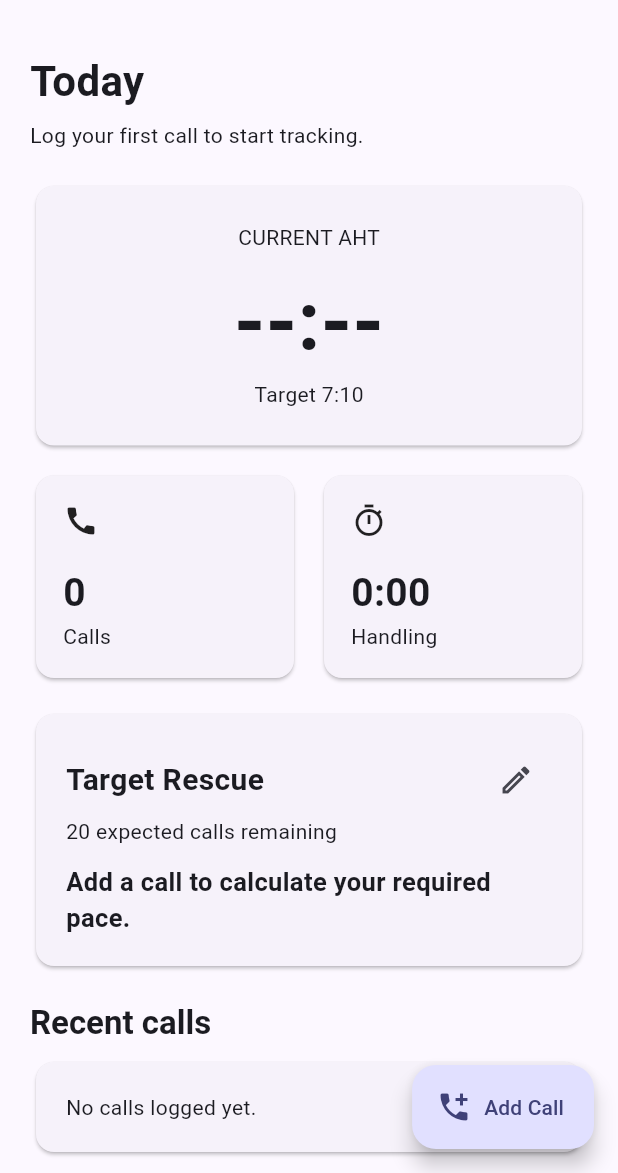
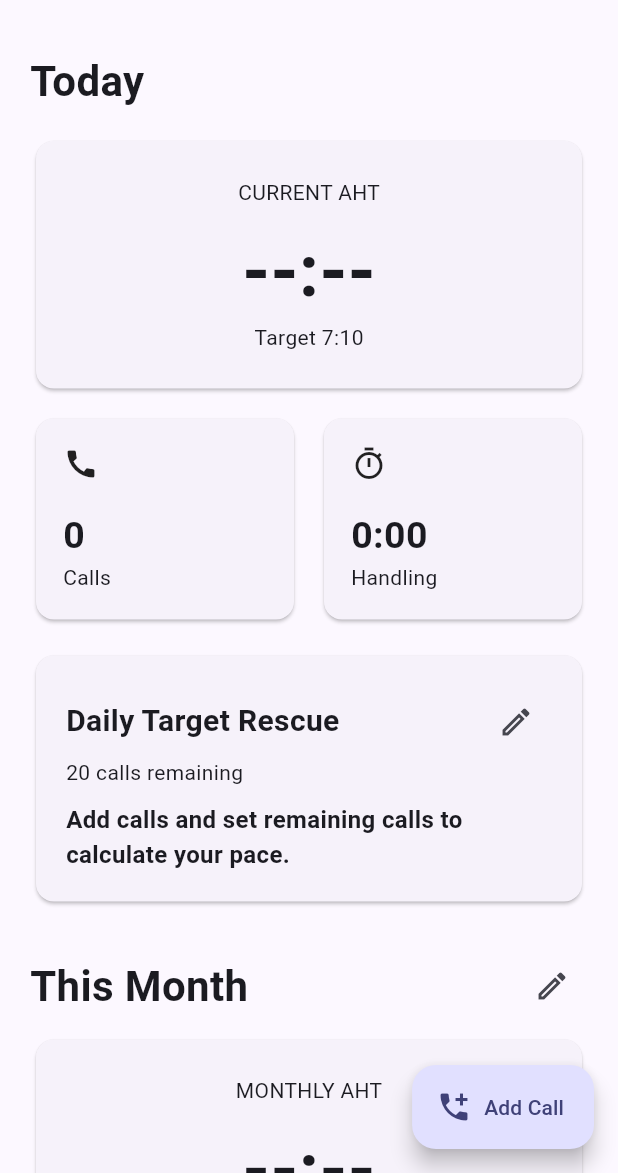
Before and after one commit to mohamedramzy676-hue/AHT-Calculator, a Flutter app: the screen it shows after launch, on a phone screen of 412 x 824 dp, the part 63-1236 px from its top. Run offline on Flutter 3.47's test engine with Material 3 defaults, Android fonts, the phone set to English and light mode, and no system bars; our stand-ins replace shared_preferences.

Commit message:
Connect persistence and add monthly AHT planner

```diff
--- a/lib/main.dart
+++ b/lib/main.dart
@@ -1,4 +1,5 @@
 import 'package:flutter/material.dart';
+import 'services/local_storage.dart';
 
 void main() => runApp(const AhtPulseApp());
 
@@ -22,15 +23,54 @@ class DashboardPage extends StatefulWidget {
 class _DashboardPageState extends State<DashboardPage> {
   int targetSeconds = 430;
   int expectedRemainingCalls = 20;
-  final List<int> calls = [];
+  int monthCalls = 0;
+  int monthSeconds = 0;
+  int monthRemainingCalls = 0;
+  List<int> calls = [];
+  bool loading = true;
 
   int get totalSeconds => calls.fold(0, (sum, value) => sum + value);
   double get currentAht => calls.isEmpty ? 0 : totalSeconds / calls.length;
+  double get monthAht => monthCalls == 0 ? 0 : monthSeconds / monthCalls;
 
   double? get requiredRemainingAht {
     if (calls.isEmpty || expectedRemainingCalls <= 0) return null;
     return (targetSeconds * (calls.length + expectedRemainingCalls) - totalSeconds) / expectedRemainingCalls;
   }
+
+  double? get requiredMonthAht {
+    if (monthCalls <= 0 || monthRemainingCalls <= 0) return null;
+    return (targetSeconds * (monthCalls + monthRemainingCalls) - monthSeconds) / monthRemainingCalls;
+  }
+
+  @override
+  void initState() {
+    super.initState();
+    _load();
+  }
+
+  Future<void> _load() async {
+    final data = await LocalStorage.load();
+    if (!mounted) return;
+    setState(() {
+      calls = List<int>.from(data['calls']);
+      targetSeconds = data['targetSeconds'];
+      expectedRemainingCalls = data['expectedRemainingCalls'];
+      monthCalls = data['monthCalls'];
+      monthSeconds = data['monthSeconds'];
+      monthRemainingCalls = data['monthRemainingCalls'];
+      loading = false;
+    });
+  }
+
+  Future<void> _save() => LocalStorage.save(
+        calls: calls,
+        targetSeconds: targetSeconds,
+        expectedRemainingCalls: expectedRemainingCalls,
+        monthCalls: monthCalls,
+        monthSeconds: monthSeconds,
+        monthRemainingCalls: monthRemainingCalls,
+      );
 
   String formatSeconds(num value) {
     if (value < 0) return 'Impossible';
@@ -41,9 +81,7 @@ class _DashboardPageState extends State<DashboardPage> {
   Future<void> addCall() async {
     final min = TextEditingController();
     final sec = TextEditingController();
-    final duration = await showDialog<int>(
-      context: context,
-      builder: (context) => AlertDialog(
+    final duration = await showDialog<int>(context: context, builder: (context) => AlertDialog(
       title: const Text('Add handling time'),
       content: Row(children: [
         Expanded(child: TextField(controller: min, keyboardType: TextInputType.number, decoration: const InputDecoration(labelText: 'Minutes'))),
@@ -57,100 +95,121 @@ class _DashboardPageState extends State<DashboardPage> {
           Navigator.pop(context, value > 0 ? value : null);
         }, child: const Text('Save Call')),
       ],
-      ),
-    );
-    if (duration != null) setState(() => calls.add(duration));
+    ));
+    if (duration != null) {
+      setState(() { calls.add(duration); monthCalls++; monthSeconds += duration; });
+      await _save();
+    }
   }
 
   Future<void> editPlan() async {
     final targetMin = TextEditingController(text: '${targetSeconds ~/ 60}');
     final targetSec = TextEditingController(text: '${targetSeconds % 60}');
     final remaining = TextEditingController(text: '$expectedRemainingCalls');
-    final result = await showDialog<List<int>>(
-      context: context,
-      builder: (context) => AlertDialog(
+    final result = await showDialog<List<int>>(context: context, builder: (context) => AlertDialog(
       title: const Text('Daily target plan'),
       content: Column(mainAxisSize: MainAxisSize.min, children: [
-          const Align(alignment: Alignment.centerLeft, child: Text('Target AHT')),
         Row(children: [
-            Expanded(child: TextField(controller: targetMin, keyboardType: TextInputType.number, decoration: const InputDecoration(labelText: 'Minutes'))),
+          Expanded(child: TextField(controller: targetMin, keyboardType: TextInputType.number, decoration: const InputDecoration(labelText: 'Target minutes'))),
           const SizedBox(width: 12),
           Expanded(child: TextField(controller: targetSec, keyboardType: TextInputType.number, decoration: const InputDecoration(labelText: 'Seconds'))),
         ]),
-          const SizedBox(height: 16),
+        const SizedBox(height: 12),
         TextField(controller: remaining, keyboardType: TextInputType.number, decoration: const InputDecoration(labelText: 'Expected remaining calls')),
       ]),
       actions: [
         TextButton(onPressed: () => Navigator.pop(context), child: const Text('Cancel')),
         FilledButton(onPressed: () {
           final target = ((int.tryParse(targetMin.text) ?? 0) * 60) + (int.tryParse(targetSec.text) ?? 0);
-            final callsLeft = int.tryParse(remaining.text) ?? 0;
-            if (target > 0 && callsLeft >= 0) Navigator.pop(context, [target, callsLeft]);
+          final left = int.tryParse(remaining.text) ?? 0;
+          if (target > 0 && left >= 0) Navigator.pop(context, [target, left]);
         }, child: const Text('Save Plan')),
       ],
-      ),
-    );
-    if (result != null) setState(() { targetSeconds = result[0]; expectedRemainingCalls = result[1]; });
+    ));
+    if (result != null) { setState(() { targetSeconds = result[0]; expectedRemainingCalls = result[1]; }); await _save(); }
+  }
+
+  Future<void> editMonth() async {
+    final count = TextEditingController(text: '$monthCalls');
+    final ahtMin = TextEditingController(text: monthCalls == 0 ? '' : '${monthAht.floor() ~/ 60}');
+    final ahtSec = TextEditingController(text: monthCalls == 0 ? '' : '${monthAht.round() % 60}');
+    final remaining = TextEditingController(text: '$monthRemainingCalls');
+    final result = await showDialog<List<int>>(context: context, builder: (context) => AlertDialog(
+      title: const Text('Monthly AHT plan'),
+      content: SingleChildScrollView(child: Column(mainAxisSize: MainAxisSize.min, children: [
+        TextField(controller: count, keyboardType: TextInputType.number, decoration: const InputDecoration(labelText: 'Calls handled this month')),
+        const SizedBox(height: 12),
+        Row(children: [
+          Expanded(child: TextField(controller: ahtMin, keyboardType: TextInputType.number, decoration: const InputDecoration(labelText: 'Current AHT min'))),
+          const SizedBox(width: 12),
+          Expanded(child: TextField(controller: ahtSec, keyboardType: TextInputType.number, decoration: const InputDecoration(labelText: 'Sec'))),
+        ]),
+        const SizedBox(height: 12),
+        TextField(controller: remaining, keyboardType: TextInputType.number, decoration: const InputDecoration(labelText: 'Expected remaining calls this month')),
+      ])),
+      actions: [
+        TextButton(onPressed: () => Navigator.pop(context), child: const Text('Cancel')),
+        FilledButton(onPressed: () {
+          final c = int.tryParse(count.text) ?? 0;
+          final avg = ((int.tryParse(ahtMin.text) ?? 0) * 60) + (int.tryParse(ahtSec.text) ?? 0);
+          final left = int.tryParse(remaining.text) ?? 0;
+          if (c >= 0 && avg >= 0 && left >= 0) Navigator.pop(context, [c, c * avg, left]);
+        }, child: const Text('Save Month')),
+      ],
+    ));
+    if (result != null) { setState(() { monthCalls = result[0]; monthSeconds = result[1]; monthRemainingCalls = result[2]; }); await _save(); }
   }
 
   @override
   Widget build(BuildContext context) {
-    final onTarget = calls.isNotEmpty && currentAht <= targetSeconds;
+    if (loading) return const Scaffold(body: Center(child: CircularProgressIndicator()));
     final rescue = requiredRemainingAht;
+    final monthlyRescue = requiredMonthAht;
     return Scaffold(
-      appBar: AppBar(
-        title: const Text('AHT Pulse', style: TextStyle(fontWeight: FontWeight.bold)),
-        actions: [IconButton(onPressed: editPlan, tooltip: 'Edit target', icon: const Icon(Icons.tune))],
-      ),
+      appBar: AppBar(title: const Text('AHT Pulse', style: TextStyle(fontWeight: FontWeight.bold)), actions: [IconButton(onPressed: editPlan, icon: const Icon(Icons.tune))]),
       floatingActionButton: FloatingActionButton.extended(onPressed: addCall, icon: const Icon(Icons.add_call), label: const Text('Add Call')),
       body: SafeArea(child: ListView(padding: const EdgeInsets.all(20), children: [
         const Text('Today', style: TextStyle(fontSize: 28, fontWeight: FontWeight.bold)),
-        const SizedBox(height: 6),
-        Text(calls.isEmpty ? 'Log your first call to start tracking.' : onTarget ? 'You are currently on target.' : 'Your AHT is above target. Use the rescue plan below.'),
-        const SizedBox(height: 20),
-        Card(child: Padding(padding: const EdgeInsets.all(24), child: Column(children: [
-          const Text('CURRENT AHT'),
+        const SizedBox(height: 16),
+        _AhtCard(title: 'CURRENT AHT', value: calls.isEmpty ? '--:--' : formatSeconds(currentAht), subtitle: 'Target ${formatSeconds(targetSeconds)}'),
+        const SizedBox(height: 12),
+        Row(children: [Expanded(child: _MetricCard(label: 'Calls', value: '${calls.length}', icon: Icons.call)), const SizedBox(width: 12), Expanded(child: _MetricCard(label: 'Handling', value: formatSeconds(totalSeconds), icon: Icons.timer_outlined))]),
+        const SizedBox(height: 16),
+        _PlanCard(title: 'Daily Target Rescue', subtitle: '$expectedRemainingCalls calls remaining', message: rescue == null ? 'Add calls and set remaining calls to calculate your pace.' : rescue < 0 ? 'Target cannot be reached with the selected number of calls.' : 'Keep the next $expectedRemainingCalls calls at ${formatSeconds(rescue)} AHT or less.', onEdit: editPlan),
+        const SizedBox(height: 28),
+        Row(mainAxisAlignment: MainAxisAlignment.spaceBetween, children: [const Text('This Month', style: TextStyle(fontSize: 28, fontWeight: FontWeight.bold)), IconButton(onPressed: editMonth, icon: const Icon(Icons.edit_outlined))]),
         const SizedBox(height: 8),
-          Text(calls.isEmpty ? '--:--' : formatSeconds(currentAht), style: const TextStyle(fontSize: 54, fontWeight: FontWeight.bold)),
-          Text('Target ${formatSeconds(targetSeconds)}'),
-        ]))),
+        _AhtCard(title: 'MONTHLY AHT', value: monthCalls == 0 ? '--:--' : formatSeconds(monthAht), subtitle: '$monthCalls calls • Target ${formatSeconds(targetSeconds)}'),
         const SizedBox(height: 12),
-        Row(children: [
-          Expanded(child: _MetricCard(label: 'Calls', value: '${calls.length}', icon: Icons.call)),
-          const SizedBox(width: 12),
-          Expanded(child: _MetricCard(label: 'Handling', value: formatSeconds(totalSeconds), icon: Icons.timer_outlined)),
-        ]),
-        const SizedBox(height: 16),
-        Card(child: Padding(padding: const EdgeInsets.all(20), child: Column(crossAxisAlignment: CrossAxisAlignment.start, children: [
-          Row(mainAxisAlignment: MainAxisAlignment.spaceBetween, children: [
-            const Text('Target Rescue', style: TextStyle(fontSize: 20, fontWeight: FontWeight.bold)),
-            IconButton(onPressed: editPlan, icon: const Icon(Icons.edit_outlined)),
-          ]),
-          Text('$expectedRemainingCalls expected calls remaining'),
-          const SizedBox(height: 12),
-          Text(rescue == null ? 'Add a call to calculate your required pace.' : rescue < 0 ? 'This target cannot be reached with the selected remaining calls.' : 'Average ${formatSeconds(rescue)} or less on the next $expectedRemainingCalls calls to finish at ${formatSeconds(targetSeconds)}.', style: const TextStyle(fontSize: 17, fontWeight: FontWeight.w600)),
-        ]))),
-        const SizedBox(height: 20),
+        _PlanCard(title: 'Monthly Rescue', subtitle: '$monthRemainingCalls expected calls remaining', message: monthlyRescue == null ? 'Enter your current monthly calls, AHT and expected remaining calls.' : monthlyRescue < 0 ? 'Monthly target cannot be reached with the selected remaining calls.' : 'Average ${formatSeconds(monthlyRescue)} or less across the next $monthRemainingCalls calls to finish at ${formatSeconds(targetSeconds)}.', onEdit: editMonth),
+        const SizedBox(height: 28),
         Text('Recent calls', style: Theme.of(context).textTheme.titleLarge?.copyWith(fontWeight: FontWeight.bold)),
-        const SizedBox(height: 8),
-        if (calls.isEmpty) const Card(child: Padding(padding: EdgeInsets.all(20), child: Text('No calls logged yet.'))) else ...calls.reversed.take(5).map((seconds) => Card(child: ListTile(
-          leading: const CircleAvatar(child: Icon(Icons.call)),
-          title: Text('Handling time ${formatSeconds(seconds)}'),
-          subtitle: Text(seconds <= targetSeconds ? 'At or below target' : 'Above target'),
-        ))),
+        if (calls.isEmpty) const Card(child: Padding(padding: EdgeInsets.all(20), child: Text('No calls logged yet.'))) else ...calls.reversed.take(5).map((s) => Card(child: ListTile(leading: const CircleAvatar(child: Icon(Icons.call)), title: Text('Handling time ${formatSeconds(s)}'), subtitle: Text(s <= targetSeconds ? 'At or below target' : 'Above target')))),
         const SizedBox(height: 90),
       ])),
     );
   }
 }
 
+class _AhtCard extends StatelessWidget {
+  const _AhtCard({required this.title, required this.value, required this.subtitle});
+  final String title, value, subtitle;
+  @override
+  Widget build(BuildContext context) => Card(child: Padding(padding: const EdgeInsets.all(24), child: Column(children: [Text(title), const SizedBox(height: 8), Text(value, style: const TextStyle(fontSize: 48, fontWeight: FontWeight.bold)), Text(subtitle)])));
+}
+
+class _PlanCard extends StatelessWidget {
+  const _PlanCard({required this.title, required this.subtitle, required this.message, required this.onEdit});
+  final String title, subtitle, message;
+  final VoidCallback onEdit;
+  @override
+  Widget build(BuildContext context) => Card(child: Padding(padding: const EdgeInsets.all(20), child: Column(crossAxisAlignment: CrossAxisAlignment.start, children: [Row(mainAxisAlignment: MainAxisAlignment.spaceBetween, children: [Expanded(child: Text(title, style: const TextStyle(fontSize: 20, fontWeight: FontWeight.bold))), IconButton(onPressed: onEdit, icon: const Icon(Icons.edit_outlined))]), Text(subtitle), const SizedBox(height: 10), Text(message, style: const TextStyle(fontSize: 16, fontWeight: FontWeight.w600))])));
+}
+
 class _MetricCard extends StatelessWidget {
   const _MetricCard({required this.label, required this.value, required this.icon});
-  final String label;
-  final String value;
+  final String label, value;
   final IconData icon;
   @override
-  Widget build(BuildContext context) => Card(child: Padding(padding: const EdgeInsets.all(18), child: Column(crossAxisAlignment: CrossAxisAlignment.start, children: [
-    Icon(icon), const SizedBox(height: 18), Text(value, style: const TextStyle(fontSize: 26, fontWeight: FontWeight.bold)), Text(label),
-  ])));
+  Widget build(BuildContext context) => Card(child: Padding(padding: const EdgeInsets.all(18), child: Column(crossAxisAlignment: CrossAxisAlignment.start, children: [Icon(icon), const SizedBox(height: 18), Text(value, style: const TextStyle(fontSize: 25, fontWeight: FontWeight.bold)), Text(label)])));
 }
```
Lines whose indentation alone changed are shown as unchanged.
